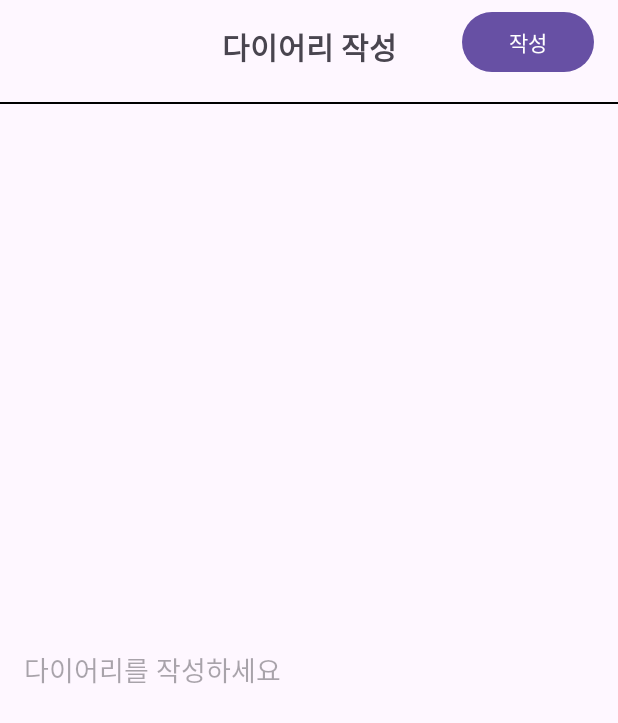
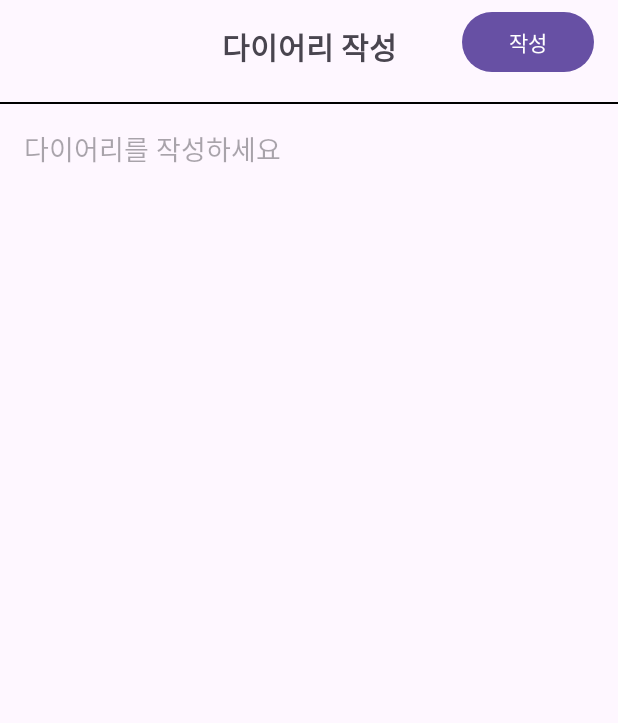
Before and after one commit to hyeonseongkang/Diary, an Android app: the CreateDiaryActivity screen opened directly, with no data from a screen before it, on a phone screen of 412 x 824 dp. Shown: the top 723 px of the screen. Run offline under Robolectric (Android 15) with nearby library versions, the phone set to English and light mode, and no system bars.

```diff
--- a/app/src/main/AndroidManifest.xml
+++ b/app/src/main/AndroidManifest.xml
@@ -13,7 +13,7 @@
         android:theme="@style/Theme.Diary"
         tools:targetApi="31">
         <activity
-            android:name=".CreateDiaryActivity"
+            android:name=".view.activity.CreateDiaryActivity"
             android:exported="false" />
         <activity
             android:name=".MainActivity"
--- a/app/src/main/java/com/example/diary/MainActivity.kt
+++ b/app/src/main/java/com/example/diary/MainActivity.kt
@@ -5,9 +5,9 @@ import androidx.appcompat.app.AppCompatActivity
 import android.os.Bundle
 import androidx.fragment.app.Fragment
 import com.example.diary.databinding.ActivityMainBinding
-import com.example.diary.fragment.CalendarFragment
-import com.example.diary.fragment.HomeFragment
-import com.example.diary.fragment.SettingFragment
+import com.example.diary.view.fragment.CalendarFragment
+import com.example.diary.view.fragment.HomeFragment
+import com.example.diary.view.fragment.SettingFragment
 
 class MainActivity : AppCompatActivity() {
 
--- a/app/src/main/java/com/example/diary/CreateDiaryActivity.kt
+++ b/app/src/main/java/com/example/diary/view/activity/CreateDiaryActivity.kt
@@ -1,7 +1,8 @@
-package com.example.diary
+package com.example.diary.view.activity
 
 import androidx.appcompat.app.AppCompatActivity
 import android.os.Bundle
+import com.example.diary.R
 
 class CreateDiaryActivity : AppCompatActivity() {
     override fun onCreate(savedInstanceState: Bundle?) {
--- a/app/src/main/java/com/example/diary/fragment/CalendarFragment.kt
+++ b/app/src/main/java/com/example/diary/view/fragment/CalendarFragment.kt
@@ -1,4 +1,4 @@
-package com.example.diary.fragment
+package com.example.diary.view.fragment
 
 import androidx.fragment.app.Fragment
 
--- a/app/src/main/java/com/example/diary/fragment/SettingFragment.kt
+++ b/app/src/main/java/com/example/diary/view/fragment/SettingFragment.kt
@@ -1,4 +1,4 @@
-package com.example.diary.fragment
+package com.example.diary.view.fragment
 
 import androidx.fragment.app.Fragment
 
--- a/app/src/main/res/layout/activity_create_diary.xml
+++ b/app/src/main/res/layout/activity_create_diary.xml
@@ -4,7 +4,7 @@
     xmlns:tools="http://schemas.android.com/tools"
     android:layout_width="match_parent"
     android:layout_height="match_parent"
-    tools:context=".CreateDiaryActivity">
+    tools:context=".view.activity.CreateDiaryActivity">
 
     <!-- 다이어리 작성 텍스트 -->
     <TextView
@@ -53,6 +53,7 @@
         android:inputType="textMultiLine"
         android:maxLines="100"
         android:background="@null"
+        android:gravity="top"
         app:layout_constraintTop_toBottomOf="@id/v_divider"
         app:layout_constraintStart_toStartOf="parent"
         app:layout_constraintEnd_toEndOf="parent"
--- a/app/src/main/res/layout/fragment_home.xml
+++ b/app/src/main/res/layout/fragment_home.xml
@@ -35,6 +35,7 @@
         app:layout_constraintTop_toBottomOf="@+id/et_input" />
 
     <ImageView
+        android:id="@+id/btn_create_diary"
         android:layout_width="50dp"
         android:layout_height="50dp"
         android:src="@drawable/ic_diary_add_button"
```
Also changed, not shown: app/src/main/java/com/example/diary/fragment/HomeFragment.kt (deleted, +0 -31 lines), app/src/main/java/com/example/diary/view/fragment/HomeFragment.kt (added, +49 -0 lines).
